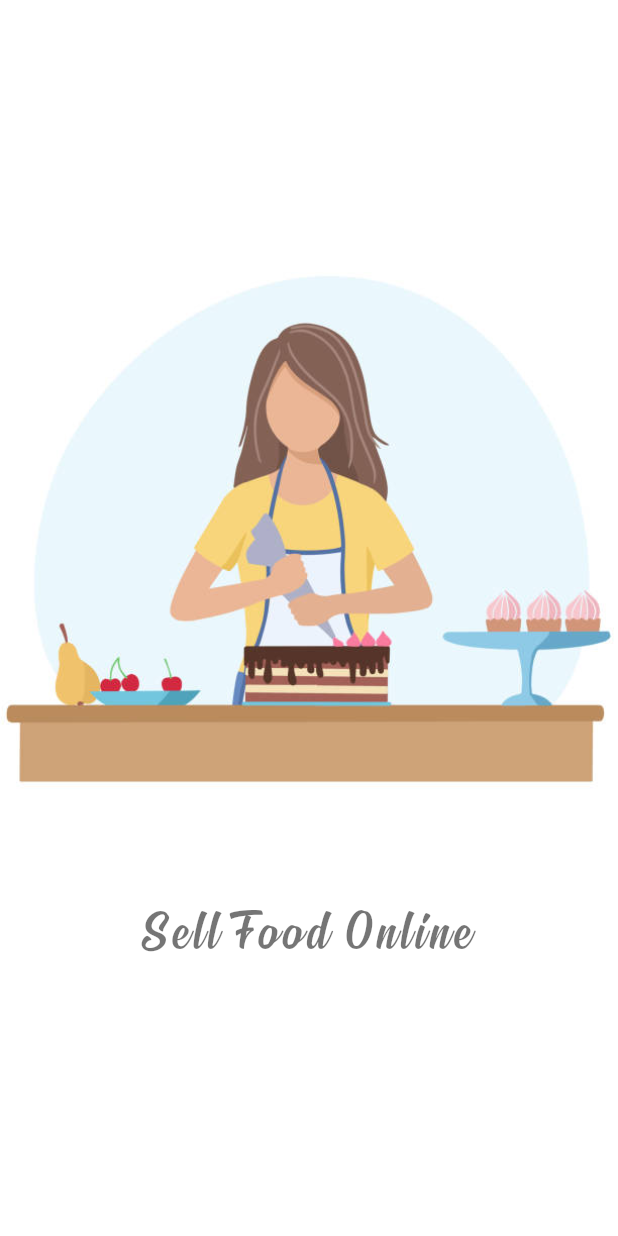
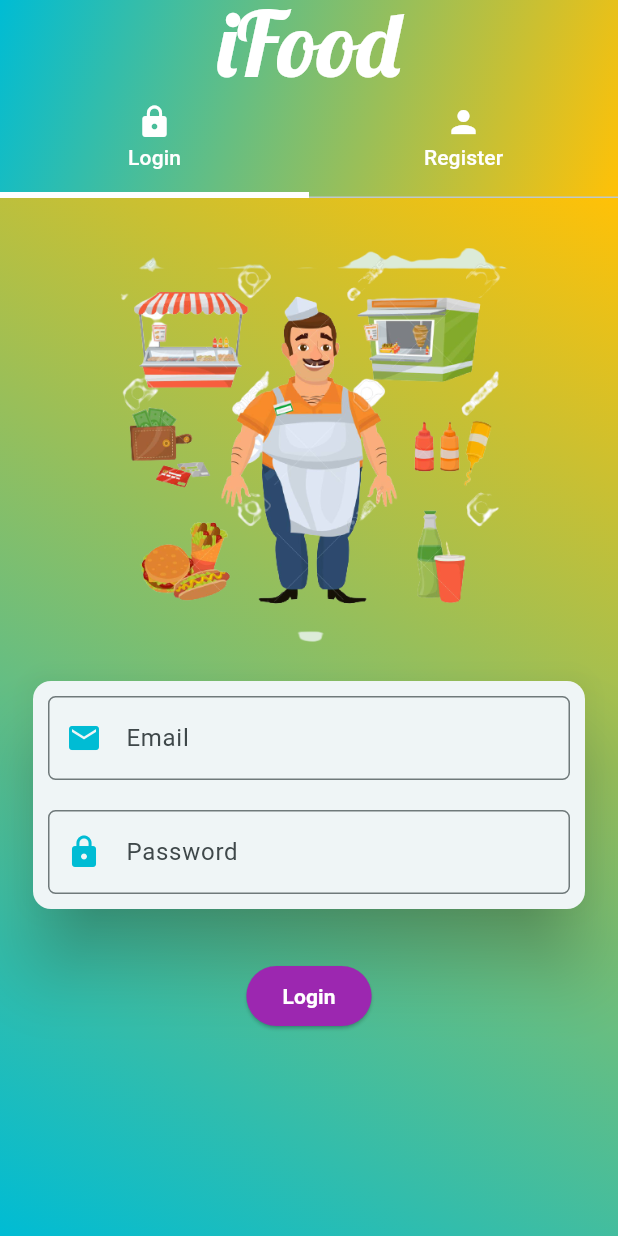
Before and after one commit to KiarashKiani79/ifood, a Flutter app: the screen it shows after launch, on a phone screen of 412 x 824 dp. Run offline on Flutter 3.47's test engine with Material 2 defaults, Android fonts, the phone set to English and light mode, and no system bars; our stand-ins replace geocoding, geolocator, image_picker.

Commit message:
add login & register screens

```diff
--- a/lib/authentication/auth_screen.dart
+++ b/lib/authentication/auth_screen.dart
@@ -1,4 +1,6 @@
 import 'package:flutter/material.dart';
+import 'package:ifood/authentication/login_screen.dart';
+import 'package:ifood/authentication/register_screen.dart';
 
 class AuthScreen extends StatefulWidget {
   const AuthScreen({super.key});
@@ -10,8 +12,84 @@ class AuthScreen extends StatefulWidget {
 class _AuthScreenState extends State<AuthScreen> {
   @override
   Widget build(BuildContext context) {
-    return Scaffold(
-      appBar: AppBar(title: const Text("Welcome")),
-    );
+    return DefaultTabController(
+        length: 2,
+        child: Scaffold(
+          appBar: AppBar(
+            flexibleSpace: Container(
+              decoration: const BoxDecoration(
+                gradient: LinearGradient(
+                  colors: [
+                    Colors.cyan,
+                    Colors.amber,
+                  ],
+                  begin: Alignment.topLeft,
+                  end: Alignment.bottomRight,
+                  tileMode: TileMode.clamp,
+                ),
+              ),
+            ),
+            automaticallyImplyLeading: false,
+            title: const Text(
+              'iFood',
+              style: TextStyle(
+                fontFamily: 'Lobster',
+                fontSize: 60,
+                color: Colors.white,
+              ),
+            ),
+            centerTitle: true,
+            bottom: const TabBar(
+              tabs: [
+                Tab(
+                  icon: Icon(
+                    Icons.lock,
+                    color: Colors.white,
+                  ),
+                  child: Text(
+                    'Login',
+                    style: TextStyle(
+                      color: Colors.white,
+                    ),
+                  ),
+                ),
+                Tab(
+                  icon: Icon(
+                    Icons.person,
+                    color: Colors.white,
+                  ),
+                  child: Text(
+                    'Register',
+                    style: TextStyle(
+                      color: Colors.white,
+                    ),
+                  ),
+                ),
+              ],
+              indicatorColor: Colors.white,
+              indicatorWeight: 4,
+              indicatorSize: TabBarIndicatorSize.tab,
+            ),
+          ),
+          body: Container(
+            decoration: const BoxDecoration(
+              gradient: LinearGradient(
+                colors: [
+                  Colors.amber,
+                  Colors.cyan,
+                ],
+                begin: Alignment.topRight,
+                end: Alignment.bottomLeft,
+                tileMode: TileMode.clamp,
+              ),
+            ),
+            child: TabBarView(
+              children: [
+                LoginScreen(),
+                RegisterScreen(),
+              ],
+            ),
+          ),
+        ));
   }
 }
--- /dev/null
+++ b/lib/authentication/login_screen.dart
@@ -0,0 +1,70 @@
+import 'package:flutter/material.dart';
+
+import '../widgets/custom_text_field.dart';
+
+class LoginScreen extends StatefulWidget {
+  const LoginScreen({super.key});
+
+  @override
+  State<LoginScreen> createState() => _LoginScreenState();
+}
+
+class _LoginScreenState extends State<LoginScreen> {
+  final GlobalKey<FormState> _formKey = GlobalKey<FormState>();
+  TextEditingController? emailController = TextEditingController();
+  TextEditingController? passwordController = TextEditingController();
+  @override
+  Widget build(BuildContext context) {
+    return SingleChildScrollView(
+      child: Padding(
+        padding: const EdgeInsets.all(18.0),
+        child: Column(
+          mainAxisSize: MainAxisSize.max,
+          children: [
+            Container(
+              alignment: Alignment.bottomCenter,
+              padding: EdgeInsets.all(15),
+              child: Image.asset("images/seller.png", height: 270),
+            ),
+            Form(
+              key: _formKey,
+              child: Card(
+                elevation: 20,
+                child: Column(
+                  children: [
+                    CustomTextField(
+                      controller: emailController,
+                      icon: Icons.email,
+                      lableText: "Email",
+                    ),
+                    CustomTextField(
+                      controller: passwordController,
+                      icon: Icons.lock,
+                      lableText: "Password",
+                      isObscure: true,
+                    ),
+                  ],
+                ),
+              ),
+            ),
+            const SizedBox(height: 30),
+            ElevatedButton(
+              onPressed: () {},
+              style: ButtonStyle(
+                backgroundColor:
+                    MaterialStateProperty.all<Color>(Colors.purple),
+              ),
+              child: const Text(
+                "Login",
+                style: TextStyle(
+                  fontWeight: FontWeight.bold,
+                  color: Colors.white,
+                ),
+              ),
+            ),
+          ],
+        ),
+      ),
+    );
+  }
+}
--- a/lib/main.dart
+++ b/lib/main.dart
@@ -14,7 +14,7 @@ class MyApp extends StatelessWidget {
     return MaterialApp(
       title: 'Sellers App',
       theme: ThemeData(
-        colorScheme: ColorScheme.fromSeed(seedColor: Colors.deepPurple),
+        colorScheme: ColorScheme.fromSeed(seedColor: Colors.white),
         useMaterial3: true,
       ),
       home: const MySplashScreen(),
--- a/lib/splashScreen/splash_screen.dart
+++ b/lib/splashScreen/splash_screen.dart
@@ -12,7 +12,7 @@ class MySplashScreen extends StatefulWidget {
 
 class _MySplashScreenState extends State<MySplashScreen> {
   startTimer() {
-    Timer(const Duration(seconds: 8), () async {
+    Timer(const Duration(seconds: 4), () async {
       Navigator.push(
         context,
         MaterialPageRoute(
--- /dev/null
+++ b/lib/widgets/custom_text_field.dart
@@ -0,0 +1,51 @@
+import 'package:flutter/material.dart';
+
+class CustomTextField extends StatelessWidget {
+  final TextEditingController? controller;
+  final IconData? icon;
+  final String? lableText;
+  final TextInputType keyboardType;
+  final TextInputAction textInputAction;
+  final bool isObscure;
+  final bool enabled;
+
+  const CustomTextField({
+    Key? key,
+    @required this.controller,
+    @required this.icon,
+    @required this.lableText,
+    this.keyboardType = TextInputType.text,
+    this.textInputAction = TextInputAction.next,
+    this.isObscure = false,
+    this.enabled = true,
+  }) : super(key: key);
+
+  @override
+  Widget build(BuildContext context) {
+    return Container(
+      margin: const EdgeInsets.all(10),
+      decoration: BoxDecoration(
+        borderRadius: BorderRadius.circular(5),
+      ),
+      child: TextFormField(
+        controller: controller,
+        keyboardType: keyboardType,
+        textInputAction: textInputAction,
+        obscureText: isObscure,
+        enabled: enabled,
+        decoration: InputDecoration(
+          border: const OutlineInputBorder(
+            borderRadius: BorderRadius.all(
+              Radius.circular(5),
+            ),
+          ),
+          labelText: lableText,
+          prefixIcon: Icon(
+            icon,
+            color: Colors.cyan,
+          ),
+        ),
+      ),
+    );
+  }
+}
--- a/pubspec.yaml
+++ b/pubspec.yaml
@@ -35,6 +35,9 @@ dependencies:
   # The following adds the Cupertino Icons font to your application.
   # Use with the CupertinoIcons class for iOS style icons.
   cupertino_icons: ^1.0.2
+  image_picker: ^1.0.4
+  geolocator: ^10.0.1
+  geocoding: ^2.1.0
 
 dev_dependencies:
   flutter_test:
```
Also changed, not shown: lib/authentication/register_screen.dart (added, +180 -0 lines), pubspec.lock, 8 other files.
